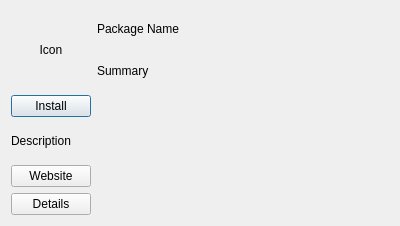
First picture: the form in kyrpm-installer/RpmDisplayDlg.ui, repository openeuler-mirror/kylin-installer, before the edit.
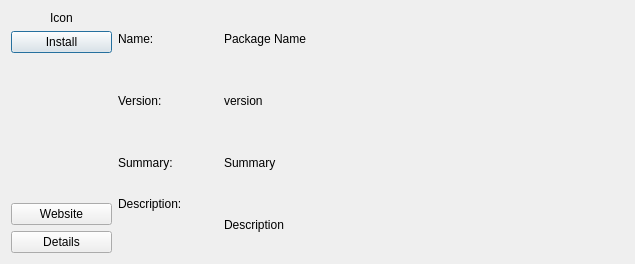
Second picture: the form after the edit.

Commit message: add basic display function

```diff
--- a/kyrpm-installer/RpmDisplayDlg.ui
+++ b/kyrpm-installer/RpmDisplayDlg.ui
@@ -6,35 +6,74 @@
    <rect>
     <x>0</x>
     <y>0</y>
-    <width>400</width>
-    <height>226</height>
+    <width>635</width>
+    <height>264</height>
    </rect>
   </property>
   <property name="windowTitle">
    <string>Dialog</string>
   </property>
-  <layout class="QGridLayout" name="gridLayout">
-   <item row="1" column="1">
-    <widget class="QLabel" name="summaryLabel">
+  <layout class="QHBoxLayout" name="horizontalLayout" stretch="1,5">
+   <item>
+    <layout class="QVBoxLayout" name="verticalLayout">
+     <item>
+      <widget class="QLabel" name="iconLabel">
      <property name="text">
-      <string>Summary</string>
+        <string>Icon</string>
+       </property>
+       <property name="alignment">
+        <set>Qt::AlignCenter</set>
      </property>
     </widget>
    </item>
-   <item row="2" column="0">
+     <item>
     <widget class="QPushButton" name="installBtn">
      <property name="text">
       <string>Install</string>
      </property>
     </widget>
    </item>
-   <item row="4" column="0">
+     <item>
+      <spacer name="verticalSpacer">
+       <property name="orientation">
+        <enum>Qt::Vertical</enum>
+       </property>
+       <property name="sizeHint" stdset="0">
+        <size>
+         <width>20</width>
+         <height>40</height>
+        </size>
+       </property>
+      </spacer>
+     </item>
+     <item>
     <widget class="QPushButton" name="webBtn">
      <property name="text">
       <string>Website</string>
      </property>
     </widget>
    </item>
+     <item>
+      <widget class="QPushButton" name="DetailBtn">
+       <property name="text">
+        <string>Details</string>
+       </property>
+      </widget>
+     </item>
+    </layout>
+   </item>
+   <item>
+    <layout class="QGridLayout" name="gridLayout" columnstretch="1,4">
+     <item row="0" column="0">
+      <widget class="QLabel" name="label">
+       <property name="text">
+        <string>Name:</string>
+       </property>
+       <property name="alignment">
+        <set>Qt::AlignLeading|Qt::AlignLeft|Qt::AlignVCenter</set>
+       </property>
+      </widget>
+     </item>
    <item row="0" column="1">
     <widget class="QLabel" name="packageNameLabel">
      <property name="text">
@@ -42,55 +81,55 @@
      </property>
     </widget>
    </item>
+     <item row="1" column="0">
+      <widget class="QLabel" name="label_2">
+       <property name="text">
+        <string>Version:</string>
+       </property>
+       <property name="alignment">
+        <set>Qt::AlignLeading|Qt::AlignLeft|Qt::AlignVCenter</set>
+       </property>
+      </widget>
+     </item>
+     <item row="1" column="1">
+      <widget class="QLabel" name="versionLabel">
+       <property name="text">
+        <string>version</string>
+       </property>
+      </widget>
+     </item>
+     <item row="2" column="0">
+      <widget class="QLabel" name="label_3">
+       <property name="text">
+        <string>Summary:</string>
+       </property>
+      </widget>
+     </item>
    <item row="2" column="1">
-    <spacer name="horizontalSpacer">
-     <property name="orientation">
-      <enum>Qt::Horizontal</enum>
-     </property>
-     <property name="sizeHint" stdset="0">
-      <size>
-       <width>40</width>
-       <height>20</height>
-      </size>
-     </property>
-    </spacer>
-   </item>
-   <item row="4" column="1">
-    <spacer name="horizontalSpacer_2">
-     <property name="orientation">
-      <enum>Qt::Horizontal</enum>
-     </property>
-     <property name="sizeHint" stdset="0">
-      <size>
-       <width>40</width>
-       <height>20</height>
-      </size>
-     </property>
-    </spacer>
-   </item>
-   <item row="3" column="0" colspan="2">
+      <widget class="QLabel" name="summaryLabel">
+       <property name="text">
+        <string>Summary</string>
+       </property>
+      </widget>
+     </item>
+     <item row="3" column="0">
+      <widget class="QLabel" name="label_4">
+       <property name="text">
+        <string>Description:</string>
+       </property>
+       <property name="alignment">
+        <set>Qt::AlignLeading|Qt::AlignLeft|Qt::AlignTop</set>
+       </property>
+      </widget>
+     </item>
+     <item row="3" column="1">
     <widget class="QLabel" name="desLabel">
      <property name="text">
       <string>Description</string>
      </property>
     </widget>
    </item>
-   <item row="5" column="0">
-    <widget class="QPushButton" name="DetailBtn">
-     <property name="text">
-      <string>Details</string>
-     </property>
-    </widget>
-   </item>
-   <item row="0" column="0" rowspan="2">
-    <widget class="QLabel" name="iconLabel">
-     <property name="text">
-      <string>Icon</string>
-     </property>
-     <property name="alignment">
-      <set>Qt::AlignCenter</set>
-     </property>
-    </widget>
+    </layout>
    </item>
   </layout>
  </widget>
```
Lines whose indentation alone changed are shown as unchanged. The commit also changes 3 other files.
